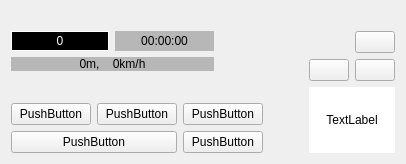
wruwami/TPCAM-M30, file EnforcementComponentWidget.ui: the form before one commit.
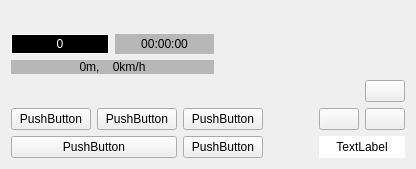
The form after the commit. Custom widgets are drawn as their Qt base class.

Commit message: fix v4l2_thread bug, add EnforcementComponentWidget func, mod SerialPacket

The edit to the form file:
```diff
--- a/EnforcementComponentWidget.ui
+++ b/EnforcementComponentWidget.ui
@@ -2,12 +2,20 @@
 <ui version="4.0">
  <class>EnforcementComponentWidget</class>
  <widget class="QWidget" name="EnforcementComponentWidget">
+  <property name="geometry">
+   <rect>
+    <x>0</x>
+    <y>0</y>
+    <width>416</width>
+    <height>169</height>
+   </rect>
+  </property>
   <property name="windowTitle">
    <string>Form</string>
   </property>
   <layout class="QGridLayout" name="gridLayout_3">
    <item row="0" column="0">
-    <layout class="QGridLayout" name="gridLayout" rowstretch="1,1,1,1">
+    <layout class="QGridLayout" name="gridLayout" rowstretch="1,1,1,1" columnstretch="1,2,1">
      <item row="0" column="0">
       <spacer name="verticalSpacer">
        <property name="orientation">
@@ -21,19 +29,6 @@
        </property>
       </spacer>
      </item>
-     <item row="3" column="1">
-      <spacer name="horizontalSpacer">
-       <property name="orientation">
-        <enum>Qt::Horizontal</enum>
-       </property>
-       <property name="sizeHint" stdset="0">
-        <size>
-         <width>40</width>
-         <height>20</height>
-        </size>
-       </property>
-      </spacer>
-     </item>
      <item row="3" column="0">
       <layout class="QGridLayout" name="gridLayout_6" columnstretch="2,2,1">
        <item row="1" column="2">
@@ -139,7 +134,7 @@
        </item>
       </layout>
      </item>
-     <item row="1" column="2" rowspan="3">
+     <item row="2" column="2" rowspan="2">
       <layout class="QGridLayout" name="gridLayout_9" rowstretch="1,1,1" columnstretch="1,1">
        <item row="1" column="1">
         <widget class="CustomPushButton" name="bikePushButton">
@@ -187,6 +182,20 @@
        </item>
       </layout>
      </item>
+     <item row="3" column="1">
+      <widget class="QLabel" name="distanceLabel">
+       <property name="text">
+        <string/>
+       </property>
+      </widget>
+     </item>
+     <item row="1" column="2">
+      <widget class="QLabel" name="speedLabel_2">
+       <property name="text">
+        <string/>
+       </property>
+      </widget>
+     </item>
     </layout>
    </item>
   </layout>
```
The commit also changes 11 other files.
